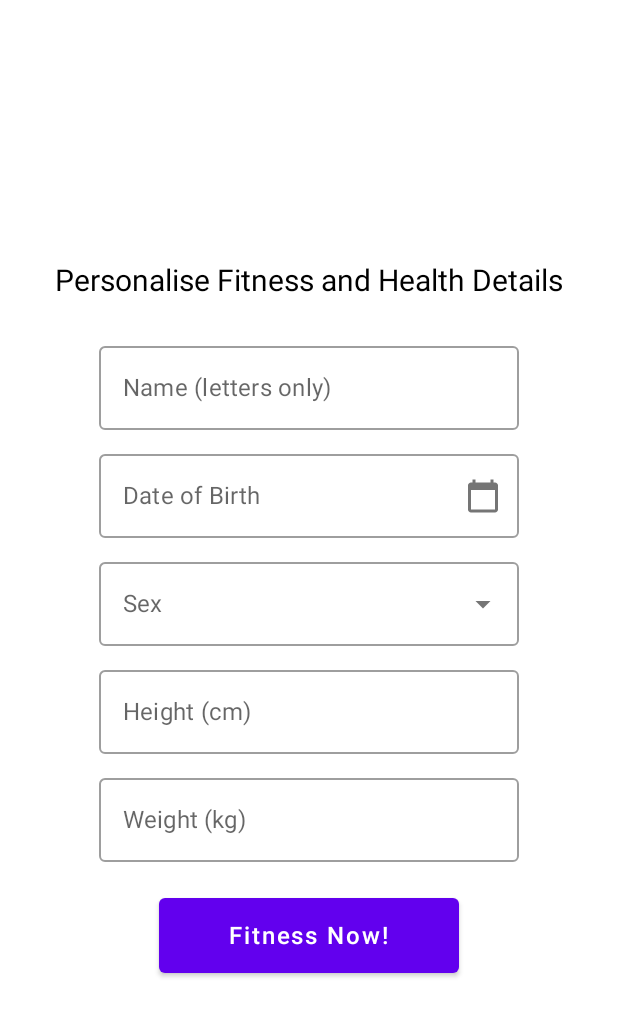
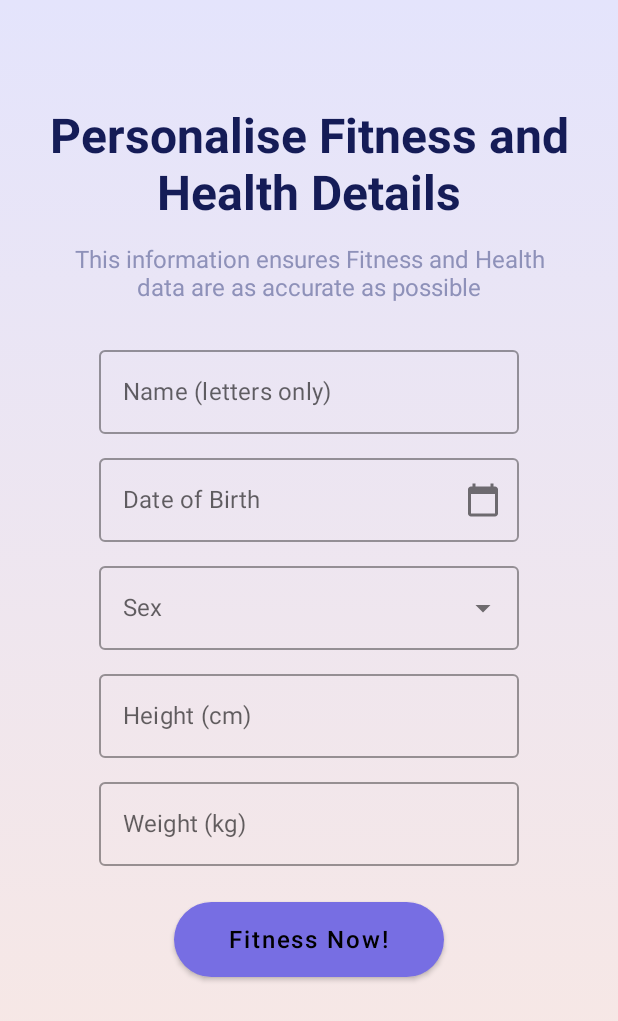
Before and after one commit to Wenshuang-Zhang/FIT5046_Group10, an Android app built with Jetpack Compose: the AddInfoScreen screen opened through its navigation route, on a phone screen of 412 x 824 dp. Shown: the top 1021 px of the screen. Run offline under Robolectric (Android 15) with nearby library versions, the phone set to English and light mode, and no system bars; our stand-ins replace Firebase (no records; nobody signed in at launch, a user with empty details on screens opened directly).

Commit message:
login, sign up, add information and logout function done, update welcomeScreen, Update Login and Signup screen .

```diff
--- a/FIT5046_A1/app/src/main/java/com/example/a1/AddInfoScreen.kt
+++ b/FIT5046_A1/app/src/main/java/com/example/a1/AddInfoScreen.kt
@@ -1,19 +1,26 @@
 package com.example.a1
 
 import android.app.DatePickerDialog
+import android.util.Log
 import android.widget.DatePicker
 import android.widget.Toast
+import androidx.compose.foundation.background
 import androidx.compose.foundation.clickable
 import androidx.compose.foundation.layout.*
+import androidx.compose.foundation.shape.RoundedCornerShape
 import androidx.compose.foundation.text.KeyboardOptions
+
 import androidx.compose.material.*
 import androidx.compose.material.icons.Icons
 import androidx.compose.material.icons.filled.ArrowDropDown
 import androidx.compose.material.icons.filled.CalendarToday
 import androidx.compose.material.icons.filled.Error
+import androidx.compose.material.ButtonDefaults
 import androidx.compose.runtime.*
 import androidx.compose.ui.Alignment
 import androidx.compose.ui.Modifier
+import androidx.compose.ui.graphics.Brush
+import androidx.compose.ui.graphics.Color
 import androidx.compose.ui.platform.LocalContext
 import androidx.compose.ui.text.input.KeyboardType
 import androidx.compose.ui.text.style.TextAlign
@@ -21,6 +28,10 @@ import androidx.compose.ui.unit.DpOffset
 import androidx.compose.ui.unit.dp
 import androidx.compose.ui.unit.sp
 import androidx.navigation.NavHostController
+import com.google.firebase.firestore.FirebaseFirestore
+import com.google.firebase.auth.FirebaseAuth
+
+import androidx.compose.ui.text.font.FontWeight
 import java.util.*
 
 @Composable
@@ -33,19 +44,52 @@ fun AddInfoScreen(navController: NavHostController) {
     var weight by remember { mutableStateOf("") }
     var showError by remember { mutableStateOf(false) }
     var expanded by remember { mutableStateOf(false) } //
+    var userHasInteracted by remember { mutableStateOf(false) }
 
     val sexOptions = listOf("Female", "Male", "Other", "Prefer not to say")
+    val auth = FirebaseAuth.getInstance()
+    val user = auth.currentUser
+    val uid = user?.uid  // Get the current user's UID
 
+    Box(
+        modifier = Modifier
+            .fillMaxSize()
+            .background(
+                brush = Brush.verticalGradient(
+                    colors = listOf(
+                        Color(0xFFE4E4FC), // Top half background color
+                        Color(0xFFFAE8E1)  // Bottom half background color
+                    )
+                )
+            )
+    )
+    {
     Column(
         modifier = Modifier
             .fillMaxSize()
             .padding(32.dp),
         horizontalAlignment = Alignment.CenterHorizontally,
-        verticalArrangement = Arrangement.Center
+        //verticalArrangement = Arrangement.Center
     ) {
+
+        //title
+        Spacer(modifier = Modifier.height(40.dp))
         Text(
             "Personalise Fitness and Health Details",
-            fontSize = 20.sp,
+            fontSize = 32.sp,
+            fontWeight = FontWeight.Bold,
+            textAlign = TextAlign.Center,
+            color = Color(0xFF151C57),
+            modifier = Modifier.align(Alignment.CenterHorizontally)
+        )
+        Spacer(modifier = Modifier.height(16.dp))
+
+        //sub title
+        Text(
+            "This information ensures Fitness and Health data are as accurate as possible",
+            fontSize = 16.sp,
+            color = Color(0xFF8E91B9),
+            textAlign = TextAlign.Center,
             modifier = Modifier.align(Alignment.CenterHorizontally)
         )
         Spacer(modifier = Modifier.height(24.dp))
@@ -53,13 +97,17 @@ fun AddInfoScreen(navController: NavHostController) {
         // Name input
         OutlinedTextField(
             value = name,
-            onValueChange = { if (it.all { char -> char.isLetter()} && it.length <= 20) name = it },
+            onValueChange = {
+                name = it
+                userHasInteracted = true
+            },
             label = { Text("Name (letters only)") },
-            isError = showError,
+
+            isError = userHasInteracted && (!name.all { char -> char.isLetter()} || name.length > 20 || name.isBlank()),
             keyboardOptions = KeyboardOptions(keyboardType = KeyboardType.Text),
             singleLine = true,
             trailingIcon = {
-                if (showError) {
+                if (userHasInteracted && (!name.all { char -> char.isLetter()} || name.length > 20 || name.isBlank())) {
                     Icon(
                         imageVector = Icons.Default.Error,
                         contentDescription = "Error",
@@ -68,7 +116,7 @@ fun AddInfoScreen(navController: NavHostController) {
                 }
             }
         )
-        if (showError) {
+        if (userHasInteracted && (!name.all { char -> char.isLetter()} || name.length > 20 || name.isBlank())) {
             Text(
                 "Please enter only letters, no more than 20 characters",
                 color = MaterialTheme.colors.error,
@@ -76,7 +124,6 @@ fun AddInfoScreen(navController: NavHostController) {
                 modifier = Modifier.padding(start = 16.dp, top = 4.dp)
             )
         }
-
         Spacer(Modifier.height(8.dp))
 
         // Date of Birth input
@@ -97,7 +144,7 @@ fun AddInfoScreen(navController: NavHostController) {
                         calendar.get(Calendar.MONTH),
                         calendar.get(Calendar.DAY_OF_MONTH)
                     ).apply {
-                        datePicker.maxDate = calendar.timeInMillis  // 设置最大日期为当前日期
+                        datePicker.maxDate = calendar.timeInMillis  //set the latest time is today
                     }.show()
                 }) {
                     Icon(Icons.Filled.CalendarToday, contentDescription = "Select Date")
@@ -125,7 +172,7 @@ fun AddInfoScreen(navController: NavHostController) {
             DropdownMenu(
                 expanded = expanded,
                 onDismissRequest = { expanded = false },
-                offset = DpOffset(x = 0.dp, y = 0.dp), // 根据需要调整这个位置
+                offset = DpOffset(x = 0.dp, y = 0.dp),
                 modifier = Modifier.align(Alignment.BottomStart)
             ) {
                 sexOptions.forEach { label ->
@@ -140,12 +187,13 @@ fun AddInfoScreen(navController: NavHostController) {
         }
         Spacer(Modifier.height(8.dp))
 
+
         // Height input
         OutlinedTextField(
             value = height,
             onValueChange = { height = it },
             label = { Text("Height (cm)") },
-            isError = height.toIntOrNull() !in 1..400 && height.isNotBlank(),  // 检查数值是否在允许的范围之外
+            isError = height.toIntOrNull() !in 1..400 && height.isNotBlank(),  // check input content
             keyboardOptions = KeyboardOptions(keyboardType = KeyboardType.Number),
             singleLine = true,
             trailingIcon = {
@@ -174,7 +222,7 @@ fun AddInfoScreen(navController: NavHostController) {
             value = weight,
             onValueChange = { weight = it },
             label = { Text("Weight (kg)") },
-            isError = weight.toIntOrNull() !in 1..400 && weight.isNotBlank(),  // 检查数值是否在允许的范围之外
+            isError = weight.toIntOrNull() !in 1..400 && weight.isNotBlank(),  // check input content
             keyboardOptions = KeyboardOptions(keyboardType = KeyboardType.Number),
             singleLine = true,
             trailingIcon = {
@@ -198,20 +246,44 @@ fun AddInfoScreen(navController: NavHostController) {
 
         Spacer(Modifier.height(24.dp))
 
+        //upload user info to firebase
         Button(
+            shape = RoundedCornerShape(25.dp),
             modifier = Modifier
                 .height(50.dp)
-                .width(200.dp),
+                .width(180.dp),
+            colors = ButtonDefaults.buttonColors(Color(0xFF776EE3)),
             onClick = {
-                showError = true // Show errors if any validation fails
+                showError = true
                 if (name.isNotBlank() && dateOfBirth.isNotBlank() && sex.isNotBlank() &&
                     height.toIntOrNull() in 1..400 && weight.toIntOrNull() in 1..400) {
                     showError = false
-                    // Implement navigation or further processing logic here
-                    navController.navigate("home") {
-                        popUpTo("home") { inclusive = true }
+
+                    // Firestore instance
+                    val db = FirebaseFirestore.getInstance()
+                    val userInfo = hashMapOf(
+                        "name" to name,
+                        "dateOfBirth" to dateOfBirth,
+                        "sex" to sex,
+                        "height" to height,
+                        "weight" to weight
+                    )
+                    if (uid != null) {
+                        db.collection("usersInfo").document(uid).set(userInfo)
+                            .addOnSuccessListener {
+                                Toast.makeText(context, "Information saved successfully", Toast.LENGTH_SHORT).show()
+                                navController.navigate("home") {
+                                    popUpTo("home") { inclusive = true }
+                                }
+                            }
+                            .addOnFailureListener { e ->
+                                Log.w("Firestore", "Error adding document", e)
+                                Toast.makeText(context, "Failed to save information: ${e.message}", Toast.LENGTH_LONG).show()
+                            }
+                    } else {
+                        Toast.makeText(context, "User not logged in", Toast.LENGTH_SHORT).show()
                     }
-                }else {
+                } else {
                     Toast.makeText(context, "Invalid input, please enter again", Toast.LENGTH_SHORT).show()
                 }
             }
@@ -219,5 +291,6 @@ fun AddInfoScreen(navController: NavHostController) {
             Text("Fitness Now!", fontSize = 16.sp)
         }
     }
+    }
 
 }
--- a/FIT5046_A1/app/src/main/java/com/example/a1/WelcomeScreen.kt
+++ b/FIT5046_A1/app/src/main/java/com/example/a1/WelcomeScreen.kt
@@ -4,6 +4,7 @@ import androidx.compose.material.ButtonDefaults
 import androidx.compose.foundation.Image
 import androidx.compose.foundation.background
 import androidx.compose.foundation.layout.*
+import androidx.compose.foundation.shape.RoundedCornerShape
 import androidx.compose.material.Button
 import androidx.compose.material.Text
 import androidx.compose.runtime.Composable
@@ -61,26 +62,31 @@ fun WelcomeScreen(navController: NavController) {
                     .fillMaxWidth()
                     .padding(32.dp)
             ) {
+
                 //login button
                 Spacer(modifier = Modifier.height(450.dp))
                 Button(
                     onClick = { navController.navigate("login") },
                     modifier = Modifier
                         .height(50.dp)
-                        .width(200.dp),
+                        .width(180.dp),
+                    shape = RoundedCornerShape(25.dp),
                     colors = ButtonDefaults.buttonColors(backgroundColor = Color.White)
                 ) {
-                    Text("Login", color = Color(0xFF6E14FF), modifier = Modifier.padding(6.dp), fontSize = 16.sp)
+                    Text("Login", color = Color(0xFF776EE3), modifier = Modifier.padding(6.dp), fontSize = 16.sp)
                 }
+
+                //sign up button
                 Spacer(modifier = Modifier.height(16.dp))
                 Button(
                     onClick = { navController.navigate("signup") },
                     modifier = Modifier
                         .height(50.dp)
-                        .width(200.dp),
+                        .width(180.dp),
+                    shape = RoundedCornerShape(25.dp),
                     colors = ButtonDefaults.buttonColors(backgroundColor = Color.White)
                 ) {
-                    Text("Sign Up", color = Color(0xFF6E14FF), modifier = Modifier.padding(6.dp), fontSize = 16.sp)
+                    Text("Sign Up", color = Color(0xFF776EE3), modifier = Modifier.padding(6.dp), fontSize = 16.sp)
                 }
             }
             Spacer(modifier = Modifier.height(50.dp))
--- a/FIT5046_A1/app/src/main/res/values/strings.xml
+++ b/FIT5046_A1/app/src/main/res/values/strings.xml
@@ -1,3 +1,4 @@
 <resources>
     <string name="app_name">A1</string>
+    <string name="default_web_client_id">412309860019-tdlln4lg6bp5eibvbhffdvct1pemv29t.apps.googleusercontent.com</string>
 </resources>
--- a/FIT5046_A1/gradle/libs.versions.toml
+++ b/FIT5046_A1/gradle/libs.versions.toml
@@ -11,6 +11,7 @@ composeBom = "2023.08.00"
 navigationRuntimeKtx = "2.7.7"
 navigationCompose = "2.7.7"
 firebaseFirestoreKtx = "24.11.1"
+firebaseAuthKtx = "22.3.1"
 
 [libraries]
 androidx-core-ktx = { group = "androidx.core", name = "core-ktx", version.ref = "coreKtx" }
@@ -30,6 +31,7 @@ androidx-material3 = { group = "androidx.compose.material3", name = "material3"
 androidx-navigation-runtime-ktx = { group = "androidx.navigation", name = "navigation-runtime-ktx", version.ref = "navigationRuntimeKtx" }
 androidx-navigation-compose = { group = "androidx.navigation", name = "navigation-compose", version.ref = "navigationCompose" }
 firebase-firestore-ktx = { group = "com.google.firebase", name = "firebase-firestore-ktx", version.ref = "firebaseFirestoreKtx" }
+firebase-auth-ktx = { group = "com.google.firebase", name = "firebase-auth-ktx", version.ref = "firebaseAuthKtx" }
 
 [plugins]
 androidApplication = { id = "com.android.application", version.ref = "agp" }
```
Also changed, not shown: FIT5046_A1/app/build.gradle.kts (+7 -0 lines), FIT5046_A1/app/src/main/java/com/example/a1/LoginScreen.kt (+59 -40 lines), FIT5046_A1/app/src/main/java/com/example/a1/ProfileScreen.kt (+19 -8 lines), FIT5046_A1/app/src/main/java/com/example/a1/SignUpScreen.kt (+35 -13 lines).
